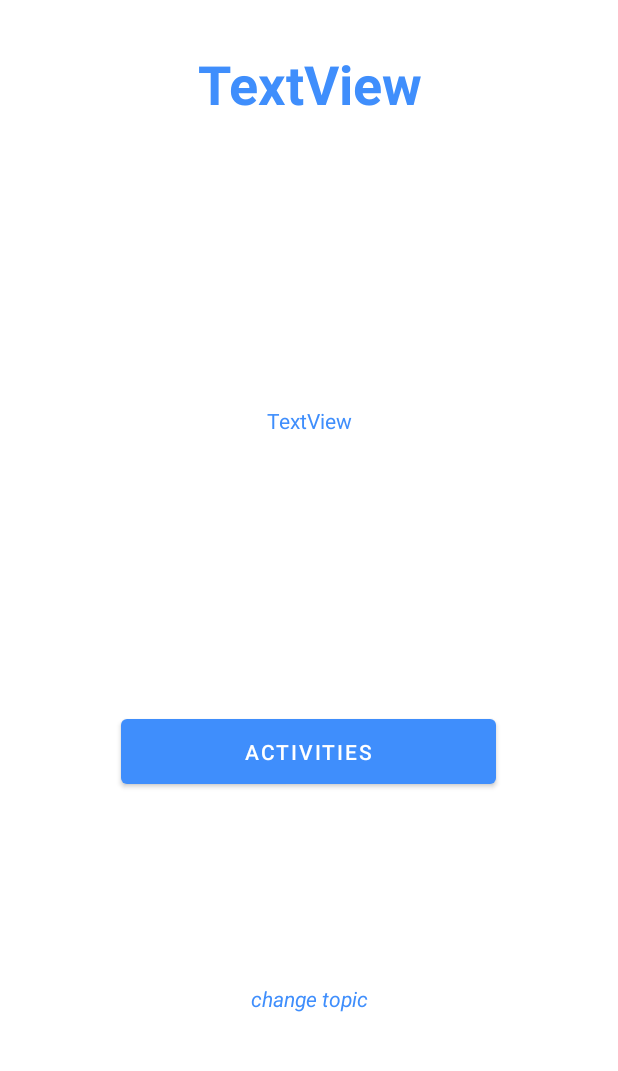
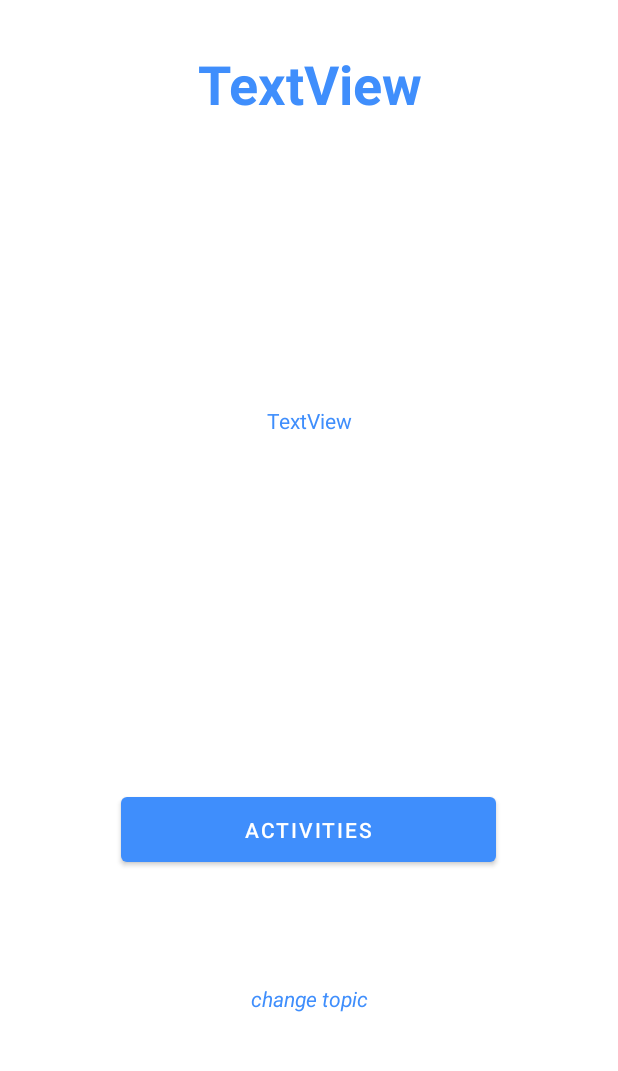
Before and after one commit to thedellyllama/StudyEnglish, an Android app: the layout fragment_page_5_3__grammar.xml on its own in the app's theme, with its tools: preview values and no code run, on a phone screen of 412 x 824 dp, the part 73-1144 px from its top. Run offline under Robolectric (Android 15) with nearby library versions, the phone set to English and light mode, and no system bars.

Commit message:
layouts updated

```diff
--- a/app/src/main/res/layout/fragment_page_5_3__grammar.xml
+++ b/app/src/main/res/layout/fragment_page_5_3__grammar.xml
@@ -54,6 +54,8 @@
         android:layout_height="337dp"
         android:layout_marginTop="32dp"
         android:gravity="center"
+        android:paddingTop="4dp"
+        android:paddingBottom="4dp"
         android:scrollbars="vertical"
         android:text="TextView"
         app:layout_constraintEnd_toEndOf="parent"
@@ -64,8 +66,8 @@
         android:id="@+id/button_activities"
         android:layout_width="250dp"
         android:layout_height="55dp"
-        android:layout_marginTop="24dp"
-        android:layout_marginBottom="16dp"
+        android:layout_marginTop="30dp"
+        android:layout_marginBottom="30dp"
         android:text="@string/activities_caps"
         app:backgroundTint="@color/blue_app"
         app:iconTint="#FFFFFF"
@@ -73,7 +75,6 @@
         app:layout_constraintEnd_toEndOf="parent"
         app:layout_constraintHorizontal_bias="0.496"
         app:layout_constraintStart_toStartOf="parent"
-        app:layout_constraintTop_toBottomOf="@+id/text_view_explanation"
-        app:layout_constraintVertical_bias="0.0" />
+        app:layout_constraintTop_toBottomOf="@+id/text_view_explanation" />
 
 </androidx.constraintlayout.widget.ConstraintLayout>
```
Also changed, not shown: app/src/main/java/com/del/studyenglish1/Page5_CheckLevel.java (+15 -0 lines), app/src/main/res/layout/fragment_page5_check_level.xml (+11 -0 lines).
